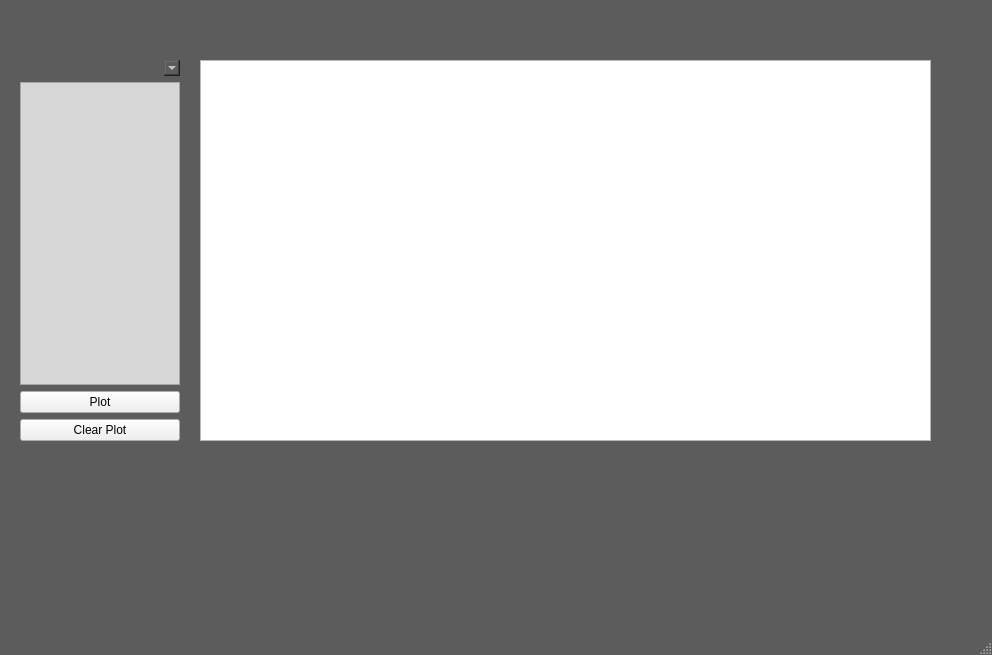
First picture: the form in Verkefni3/ui/window.ui, repository thortom/T-316-GAVI, before the edit.
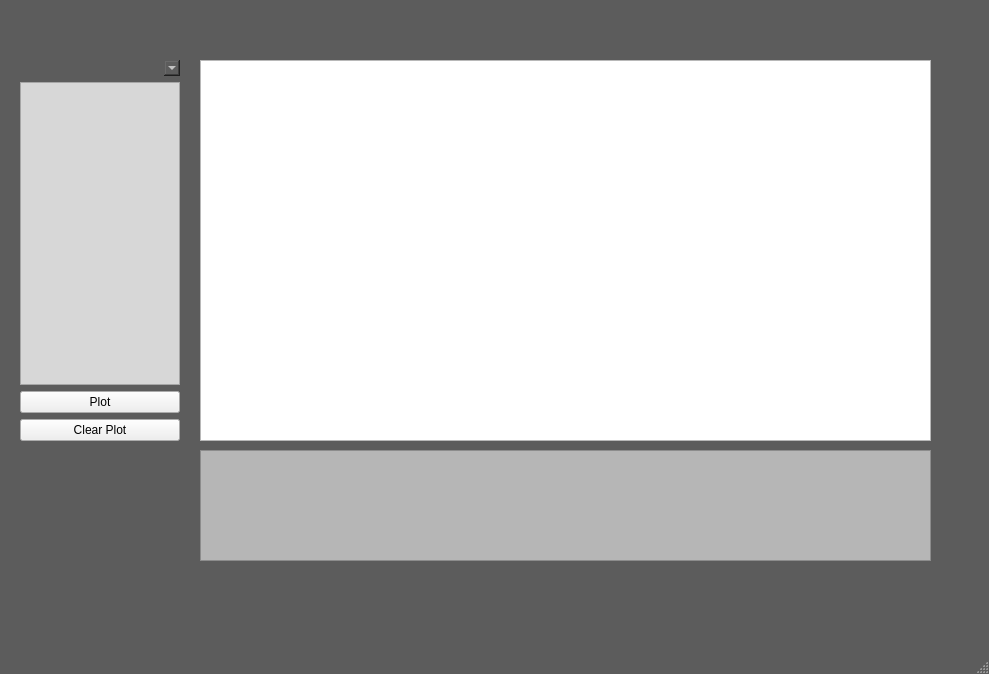
Second picture: the form after the edit. Custom widgets are drawn as their Qt base class.

Commit message: added textbox for comments

Diff of the .ui file:
```diff
--- a/Verkefni3/ui/window.ui
+++ b/Verkefni3/ui/window.ui
@@ -6,8 +6,8 @@
    <rect>
     <x>0</x>
     <y>0</y>
-    <width>992</width>
-    <height>655</height>
+    <width>989</width>
+    <height>674</height>
    </rect>
   </property>
   <property name="windowTitle">
@@ -67,6 +67,15 @@
 {
    color: #000000;
    background-color: #D7D7D7;
+}
+
+QTextBrowser
+{
+   color: #000000;
+   background-color: #B6B6B6;
+   alternate-background-color: #A5A5A5;
+   selection-color: #000000;
+   selection-background-color: #7FB3E6;
 }</string>
   </property>
   <widget class="QWidget" name="centralwidget">
@@ -116,6 +125,269 @@
      </item>
     </layout>
    </widget>
+   <widget class="QTextBrowser" name="textBrowser">
+    <property name="geometry">
+     <rect>
+      <x>200</x>
+      <y>450</y>
+      <width>731</width>
+      <height>111</height>
+     </rect>
+    </property>
+    <property name="palette">
+     <palette>
+      <active>
+       <colorrole role="WindowText">
+        <brush brushstyle="SolidPattern">
+         <color alpha="255">
+          <red>0</red>
+          <green>0</green>
+          <blue>0</blue>
+         </color>
+        </brush>
+       </colorrole>
+       <colorrole role="Button">
+        <brush brushstyle="SolidPattern">
+         <color alpha="255">
+          <red>182</red>
+          <green>182</green>
+          <blue>182</blue>
+         </color>
+        </brush>
+       </colorrole>
+       <colorrole role="Text">
+        <brush brushstyle="SolidPattern">
+         <color alpha="255">
+          <red>0</red>
+          <green>0</green>
+          <blue>0</blue>
+         </color>
+        </brush>
+       </colorrole>
+       <colorrole role="ButtonText">
+        <brush brushstyle="SolidPattern">
+         <color alpha="255">
+          <red>0</red>
+          <green>0</green>
+          <blue>0</blue>
+         </color>
+        </brush>
+       </colorrole>
+       <colorrole role="Base">
+        <brush brushstyle="SolidPattern">
+         <color alpha="255">
+          <red>182</red>
+          <green>182</green>
+          <blue>182</blue>
+         </color>
+        </brush>
+       </colorrole>
+       <colorrole role="Window">
+        <brush brushstyle="SolidPattern">
+         <color alpha="255">
+          <red>182</red>
+          <green>182</green>
+          <blue>182</blue>
+         </color>
+        </brush>
+       </colorrole>
+       <colorrole role="Highlight">
+        <brush brushstyle="SolidPattern">
+         <color alpha="255">
+          <red>127</red>
+          <green>179</green>
+          <blue>230</blue>
+         </color>
+        </brush>
+       </colorrole>
+       <colorrole role="HighlightedText">
+        <brush brushstyle="SolidPattern">
+         <color alpha="255">
+          <red>0</red>
+          <green>0</green>
+          <blue>0</blue>
+         </color>
+        </brush>
+       </colorrole>
+       <colorrole role="AlternateBase">
+        <brush brushstyle="SolidPattern">
+         <color alpha="255">
+          <red>165</red>
+          <green>165</green>
+          <blue>165</blue>
+         </color>
+        </brush>
+       </colorrole>
+      </active>
+      <inactive>
+       <colorrole role="WindowText">
+        <brush brushstyle="SolidPattern">
+         <color alpha="255">
+          <red>0</red>
+          <green>0</green>
+          <blue>0</blue>
+         </color>
+        </brush>
+       </colorrole>
+       <colorrole role="Button">
+        <brush brushstyle="SolidPattern">
+         <color alpha="255">
+          <red>182</red>
+          <green>182</green>
+          <blue>182</blue>
+         </color>
+        </brush>
+       </colorrole>
+       <colorrole role="Text">
+        <brush brushstyle="SolidPattern">
+         <color alpha="255">
+          <red>0</red>
+          <green>0</green>
+          <blue>0</blue>
+         </color>
+        </brush>
+       </colorrole>
+       <colorrole role="ButtonText">
+        <brush brushstyle="SolidPattern">
+         <color alpha="255">
+          <red>0</red>
+          <green>0</green>
+          <blue>0</blue>
+         </color>
+        </brush>
+       </colorrole>
+       <colorrole role="Base">
+        <brush brushstyle="SolidPattern">
+         <color alpha="255">
+          <red>182</red>
+          <green>182</green>
+          <blue>182</blue>
+         </color>
+        </brush>
+       </colorrole>
+       <colorrole role="Window">
+        <brush brushstyle="SolidPattern">
+         <color alpha="255">
+          <red>182</red>
+          <green>182</green>
+          <blue>182</blue>
+         </color>
+        </brush>
+       </colorrole>
+       <colorrole role="Highlight">
+        <brush brushstyle="SolidPattern">
+         <color alpha="255">
+          <red>127</red>
+          <green>179</green>
+          <blue>230</blue>
+         </color>
+        </brush>
+       </colorrole>
+       <colorrole role="HighlightedText">
+        <brush brushstyle="SolidPattern">
+         <color alpha="255">
+          <red>0</red>
+          <green>0</green>
+          <blue>0</blue>
+         </color>
+        </brush>
+       </colorrole>
+       <colorrole role="AlternateBase">
+        <brush brushstyle="SolidPattern">
+         <color alpha="255">
+          <red>165</red>
+          <green>165</green>
+          <blue>165</blue>
+         </color>
+        </brush>
+       </colorrole>
+      </inactive>
+      <disabled>
+       <colorrole role="WindowText">
+        <brush brushstyle="SolidPattern">
+         <color alpha="255">
+          <red>0</red>
+          <green>0</green>
+          <blue>0</blue>
+         </color>
+        </brush>
+       </colorrole>
+       <colorrole role="Button">
+        <brush brushstyle="SolidPattern">
+         <color alpha="255">
+          <red>182</red>
+          <green>182</green>
+          <blue>182</blue>
+         </color>
+        </brush>
+       </colorrole>
+       <colorrole role="Text">
+        <brush brushstyle="SolidPattern">
+         <color alpha="255">
+          <red>0</red>
+          <green>0</green>
+          <blue>0</blue>
+         </color>
+        </brush>
+       </colorrole>
+       <colorrole role="ButtonText">
+        <brush brushstyle="SolidPattern">
+         <color alpha="255">
+          <red>0</red>
+          <green>0</green>
+          <blue>0</blue>
+         </color>
+        </brush>
+       </colorrole>
+       <colorrole role="Base">
+        <brush brushstyle="SolidPattern">
+         <color alpha="255">
+          <red>182</red>
+          <green>182</green>
+          <blue>182</blue>
+         </color>
+        </brush>
+       </colorrole>
+       <colorrole role="Window">
+        <brush brushstyle="SolidPattern">
+         <color alpha="255">
+          <red>182</red>
+          <green>182</green>
+          <blue>182</blue>
+         </color>
+        </brush>
+       </colorrole>
+       <colorrole role="Highlight">
+        <brush brushstyle="SolidPattern">
+         <color alpha="255">
+          <red>127</red>
+          <green>179</green>
+          <blue>230</blue>
+         </color>
+        </brush>
+       </colorrole>
+       <colorrole role="HighlightedText">
+        <brush brushstyle="SolidPattern">
+         <color alpha="255">
+          <red>0</red>
+          <green>0</green>
+          <blue>0</blue>
+         </color>
+        </brush>
+       </colorrole>
+       <colorrole role="AlternateBase">
+        <brush brushstyle="SolidPattern">
+         <color alpha="255">
+          <red>165</red>
+          <green>165</green>
+          <blue>165</blue>
+         </color>
+        </brush>
+       </colorrole>
+      </disabled>
+     </palette>
+    </property>
+   </widget>
   </widget>
   <widget class="QMenuBar" name="menubar">
    <property name="geometry">
```
Left out of the diff: 2 changed lines with no effect on the pictures. The commit also changes 1 other file.
